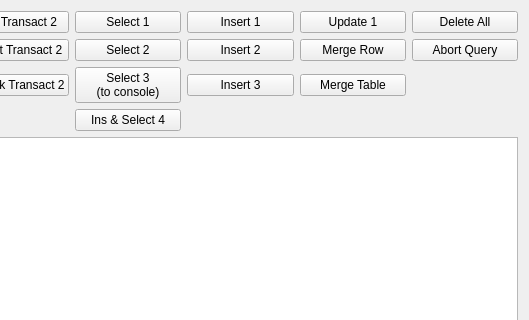
First picture: the form in src/demo/mssql/main_window.ui, repository hkarel/DatabaseDemo, before the edit; both pictures show x 288 to 817 and y 0 to 320 of the 817 by 451 pixel window.
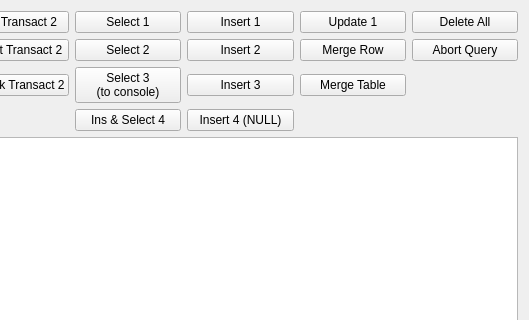
Second picture: the form after the edit.

```diff
--- a/src/demo/mssql/main_window.ui
+++ b/src/demo/mssql/main_window.ui
@@ -170,6 +170,13 @@
         </property>
        </widget>
       </item>
+      <item row="3" column="4">
+       <widget class="QPushButton" name="btnInsert4">
+        <property name="text">
+         <string>Insert 4 (NULL)</string>
+        </property>
+       </widget>
+      </item>
      </layout>
     </item>
     <item>
```
Left out of the diff: 2 changed lines with no effect on the pictures.
